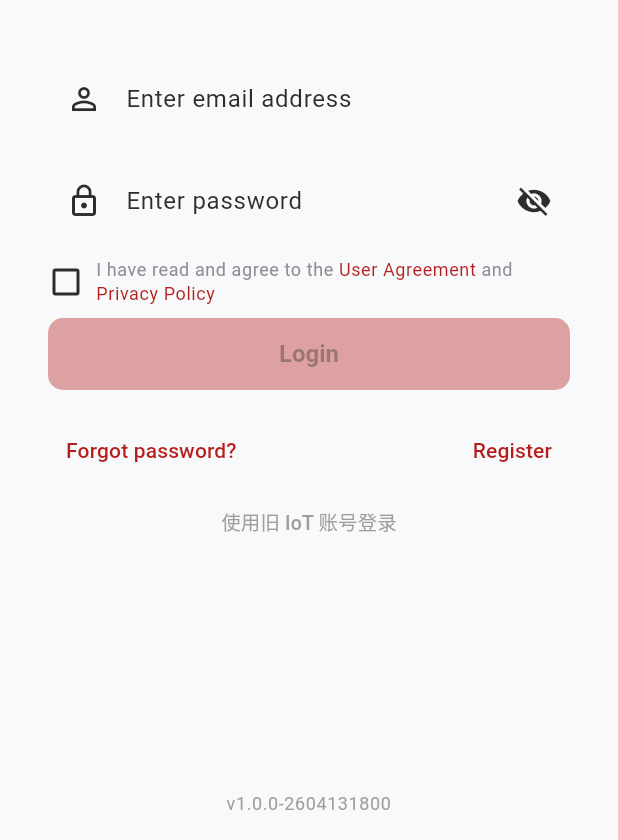
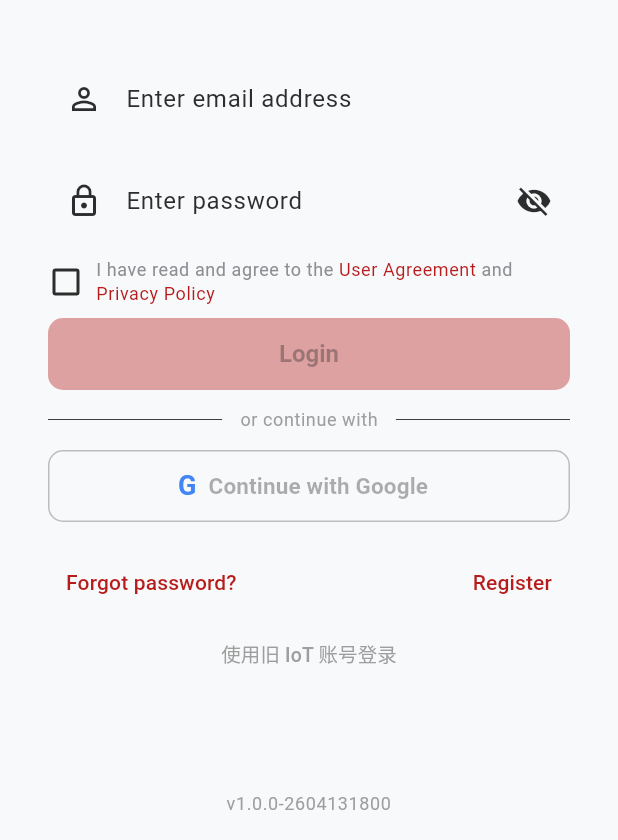
Before and after one commit to sentino-jp/sentino-app-sample, a Flutter app: the screen it shows after launch, after a tap on "使用旧 IoT 账号登录", after a tap on "返回 CouCou 账号登录", on a phone screen of 412 x 824 dp, the part 396-1236 px from its top. Run offline on Flutter 3.47's test engine with Material 3 defaults, Android fonts, the phone set to English and light mode, and no system bars; our stand-ins replace device_info_plus, dio, flutter_blue_plus, go_router, google_sign_in, image_picker and 3 more; missing offline and left inert: app_settings, mobile_scanner, mqtt_client; accounts and stored records are empty; network calls fail.

Commit message:
feat: integrate native Google sign-in functionality
- Added support for Google native login in AuthProvider, allowing users to authenticate using their Google accounts.
- Implemented oauthNative method in CoucouApi to handle the exchange of id_token for a session.
- Enhanced AuthService to manage the Google login process, including automatic account binding for first-time users.
- Introduced NativeOAuthClient interface and PlatformNativeOAuthClient implementation for platform-specific login handling.
- Updated AppConfig with necessary Google client IDs and configurations for both Android and iOS.
- Created comprehensive tests for the Google sign-in flow, ensuring proper handling of various scenarios including cancellations and binding.
- Documented the setup process for Google sign-in integration in a new markdown file.

```diff
--- a/lib/l10n/app_en.arb
+++ b/lib/l10n/app_en.arb
@@ -227,5 +227,7 @@
   "chatHistory": "Chat History",
   "noConversation": "No conversation history",
   "you": "You",
-  "assistant": "Assistant"
+  "assistant": "Assistant",
+  "orContinueWith": "or continue with",
+  "continueWithGoogle": "Continue with Google"
 }
--- a/lib/l10n/app_ja.arb
+++ b/lib/l10n/app_ja.arb
@@ -227,5 +227,7 @@
   "chatHistory": "チャット履歴",
   "noConversation": "会話履歴なし",
   "you": "あなた",
-  "assistant": "アシスタント"
+  "assistant": "アシスタント",
+  "orContinueWith": "または以下で続行",
+  "continueWithGoogle": "Google でログイン"
 }
--- a/lib/l10n/app_localizations.dart
+++ b/lib/l10n/app_localizations.dart
@@ -1443,6 +1443,18 @@ abstract class AppLocalizations {
   /// In zh, this message translates to:
   /// **'智能体'**
   String get assistant;
+
+  /// No description provided for @orContinueWith.
+  ///
+  /// In zh, this message translates to:
+  /// **'或使用以下方式'**
+  String get orContinueWith;
+
+  /// No description provided for @continueWithGoogle.
+  ///
+  /// In zh, this message translates to:
+  /// **'使用 Google 账号登录'**
+  String get continueWithGoogle;
 }
 
 class _AppLocalizationsDelegate
--- a/lib/l10n/app_localizations_en.dart
+++ b/lib/l10n/app_localizations_en.dart
@@ -697,4 +697,10 @@ class AppLocalizationsEn extends AppLocalizations {
 
   @override
   String get assistant => 'Assistant';
+
+  @override
+  String get orContinueWith => 'or continue with';
+
+  @override
+  String get continueWithGoogle => 'Continue with Google';
 }
--- a/lib/l10n/app_localizations_ja.dart
+++ b/lib/l10n/app_localizations_ja.dart
@@ -691,4 +691,10 @@ class AppLocalizationsJa extends AppLocalizations {
 
   @override
   String get assistant => 'アシスタント';
+
+  @override
+  String get orContinueWith => 'または以下で続行';
+
+  @override
+  String get continueWithGoogle => 'Google でログイン';
 }
--- a/lib/l10n/app_localizations_zh.dart
+++ b/lib/l10n/app_localizations_zh.dart
@@ -690,4 +690,10 @@ class AppLocalizationsZh extends AppLocalizations {
 
   @override
   String get assistant => '智能体';
+
+  @override
+  String get orContinueWith => '或使用以下方式';
+
+  @override
+  String get continueWithGoogle => '使用 Google 账号登录';
 }
--- a/lib/l10n/app_zh.arb
+++ b/lib/l10n/app_zh.arb
@@ -262,5 +262,7 @@
   "chatHistory": "对话历史",
   "noConversation": "暂无对话记录",
   "you": "你",
-  "assistant": "智能体"
+  "assistant": "智能体",
+  "orContinueWith": "或使用以下方式",
+  "continueWithGoogle": "使用 Google 账号登录"
 }
--- a/lib/pages/auth/login_page.dart
+++ b/lib/pages/auth/login_page.dart
@@ -28,6 +28,10 @@ class _LoginPageState extends State<LoginPage> {
   // 登录模式：coucou（dragonflow 统一账号，默认）| cetus（旧 IoT 账号，原方案不变）
   String _loginMode = 'coucou';
 
+  /// Google 登录在本平台是否可用。取决于运行平台，一次求值即可（build 期不会变）。
+  late final bool _googleAvailable =
+      context.read<AuthProvider>().isGoogleSignInAvailable;
+
   @override
   void dispose() {
     _uidController.dispose();
@@ -46,6 +50,14 @@ class _LoginPageState extends State<LoginPage> {
         ? await auth.loginCoucou(_uidController.text.trim(), _passwordController.text)
         : await auth.login(_uidController.text.trim(), _passwordController.text,
             AppConfig.defaultAreaCode, AppConfig.defaultCountryKey);
+    if (ok && mounted) context.go(AppRoutes.home);
+  }
+
+  /// Google 登录：系统级 SDK 直出 id_token → 后端验签建 coucou 会话。
+  /// 与账密登录同样受隐私勾选门禁（合规要求一致，不因入口不同放宽）。
+  Future<void> _handleGoogleLogin() async {
+    final auth = context.read<AuthProvider>();
+    final ok = await auth.loginWithGoogle();
     if (ok && mounted) context.go(AppRoutes.home);
   }
 
@@ -192,6 +204,54 @@ class _LoginPageState extends State<LoginPage> {
                   onPressed: _canSubmit ? _handleLogin : null,
                 );
               }),
+              // Google 登录只在 coucou 模式给：它换回的是 dragonflow 会话，
+              // 旧 IoT(cetus) 账号体系没有对应的三方登录端点。
+              // 平台不支持时（web/desktop，或非 Android/iOS）隐藏而非置灰——点了也没面板可弹。
+              if (_loginMode == 'coucou' && _googleAvailable) ...[
+                const SizedBox(height: 12),
+                Row(children: [
+                  const Expanded(child: Divider()),
+                  Padding(
+                    padding: const EdgeInsets.symmetric(horizontal: 12),
+                    child: Text(l.orContinueWith,
+                        style: Theme.of(context)
+                            .textTheme
+                            .bodySmall
+                            ?.copyWith(color: Colors.grey)),
+                  ),
+                  const Expanded(child: Divider()),
+                ]),
+                const SizedBox(height: 12),
+                Consumer<AuthProvider>(builder: (context, auth, _) {
+                  return SizedBox(
+                    width: double.infinity,
+                    height: 48,
+                    child: OutlinedButton.icon(
+                      // 隐私勾选未打钩时禁用，与账密登录同一门禁。
+                      onPressed: (_agreePrivacy && !auth.isLoading)
+                          ? _handleGoogleLogin
+                          : null,
+                      // 与 coucou-mobile 同款文字 G 标（Google 蓝），不引额外图片资源。
+                      icon: const Text('G',
+                          style: TextStyle(
+                              fontSize: 18,
+                              fontWeight: FontWeight.w700,
+                              color: Color(0xFF4285F4))),
+                      label: Text(l.continueWithGoogle,
+                          style: const TextStyle(
+                              fontSize: 15, fontWeight: FontWeight.w600)),
+                      style: OutlinedButton.styleFrom(
+                        foregroundColor:
+                            Theme.of(context).colorScheme.onSurface,
+                        side: BorderSide(color: Colors.grey.shade400),
+                        shape: RoundedRectangleBorder(
+                          borderRadius: BorderRadius.circular(10),
+                        ),
+                      ),
+                    ),
+                  );
+                }),
+              ],
               const SizedBox(height: 16),
               // 注册 / 忘记密码：两模式都显示。把当前登录模式透传给目标页（extra），
               // 决定其走 dragonflow 前置码流（coucou）还是 cetus 旧实现——注册/找回时用户未登录，
--- /dev/null
+++ b/lib/services/native_oauth_client.dart
@@ -0,0 +1,137 @@
+import 'dart:convert';
+import 'dart:io' show Platform;
+import 'dart:math';
+
+import 'package:google_sign_in/google_sign_in.dart';
+
+import '../utils/app_config.dart';
+
+/// 一次原生三方登录换回的身份凭据（转交后端验签换会话）。
+class NativeCredential {
+  /// Google 的 `idToken`（Apple 接入后为 `identityToken`）。
+  final String idToken;
+
+  /// 本次登录的**原始** nonce（未哈希）。服务端按 provider 各自算期望值比对。
+  final String nonce;
+
+  /// Apple 仅**首次**授权返回姓名且不在 id_token 内 → 转交服务端兜底建档。
+  /// Google 的 name 在 id_token 里，恒为 null。
+  final String? fullName;
+
+  const NativeCredential({
+    required this.idToken,
+    required this.nonce,
+    this.fullName,
+  });
+}
+
+/// 用户在系统授权面板上取消。
+///
+/// 与「登录失败」区分：取消是正常操作，登录页只提示「已取消」而非报错。
+class NativeOAuthCancelled implements Exception {
+  const NativeOAuthCancelled();
+
+  @override
+  String toString() => 'Native sign-in cancelled by user';
+}
+
+/// 该 provider 在当前平台/设备上走不了原生流程（无 SDK、或设备缺底层认证服务）。
+class NativeOAuthUnsupported implements Exception {
+  final String provider;
+
+  const NativeOAuthUnsupported(this.provider);
+
+  @override
+  String toString() => 'Native sign-in unsupported for provider: $provider';
+}
+
+/// 原生登录在 SDK 层失败（非用户取消）。[code] 仅用于日志/排查，不直接展示。
+class NativeOAuthFailure implements Exception {
+  final String code;
+
+  const NativeOAuthFailure(this.code);
+
+  @override
+  String toString() => 'Native sign-in failed: $code';
+}
+
+/// 系统级登录 API 的注入缝（生产走 Google SDK；测试注入假实现）。
+abstract class NativeOAuthClient {
+  /// 该 provider 在**当前平台**能否走原生流程。
+  bool supports(String provider);
+
+  /// 拉起系统授权面板。
+  /// 取消抛 [NativeOAuthCancelled]，不支持抛 [NativeOAuthUnsupported]，
+  /// 其余 SDK 错误抛 [NativeOAuthFailure]。
+  Future<NativeCredential> signIn(String provider);
+}
+
+/// 生产实现：Android → Credential Manager；iOS → GIDSignIn。
+///
+/// 各平台的**真实**形态（别抱错预期）：
+/// - **Android**：`CredentialManager` + `GetSignInWithGoogleOption`，系统账号底部弹窗，全程无浏览器；
+/// - **iOS**：GIDSignIn 内部仍是 `ASWebAuthenticationSession`——Google 自家强制要求，无 SDK 能绕开。
+///   相较网页流的收益是省掉服务端 authorize→callback 两跳、直接拿 id_token，不再经 custom scheme 回跳；
+/// - 其余平台（web/desktop）不支持 → [supports] 恒 false，登录页据此隐藏按钮。
+class PlatformNativeOAuthClient implements NativeOAuthClient {
+  static const String providerGoogle = 'google';
+
+  const PlatformNativeOAuthClient();
+
+  @override
+  bool supports(String provider) {
+    if (provider != providerGoogle) return false;
+    return Platform.isAndroid || Platform.isIOS || Platform.isMacOS;
+  }
+
+  @override
+  Future<NativeCredential> signIn(String provider) {
+    if (!supports(provider)) throw NativeOAuthUnsupported(provider);
+    return _signInWithGoogle(_generateNonce());
+  }
+
+  Future<NativeCredential> _signInWithGoogle(String nonce) async {
+    try {
+      // nonce 是 initialize 级参数（SDK 未开放 per-authenticate 传入），所以每次登录前
+      // 重新 initialize 以换取**每次不同**的 nonce（防重放）。这是安全的：两个移动平台的
+      // init() 都只是赋值字段，不会重复订阅事件流。
+      await GoogleSignIn.instance.initialize(
+        // iOS 留空则由 SDK 读 Info.plist 的 GIDClientID（那里还要配 URL scheme，
+        // 以 Info.plist 为单一来源，避免两处分填写歪一处）。
+        clientId: _nullIfEmpty(AppConfig.googleIosClientId),
+        serverClientId: _nullIfEmpty(AppConfig.googleServerClientId),
+        nonce: nonce,
+      );
+      final account = await GoogleSignIn.instance.authenticate();
+      final idToken = account.authentication.idToken;
+      if (idToken == null || idToken.isEmpty) {
+        throw const NativeOAuthFailure('google_missing_id_token');
+      }
+      return NativeCredential(idToken: idToken, nonce: nonce);
+    } on GoogleSignInException catch (e) {
+      if (e.code == GoogleSignInExceptionCode.canceled ||
+          e.code == GoogleSignInExceptionCode.interrupted) {
+        throw const NativeOAuthCancelled();
+      }
+      if (e.code == GoogleSignInExceptionCode.providerConfigurationError) {
+        // 底层认证 SDK 不可用——设备没有 Google Play 服务（华为、部分国产 ROM、
+        // 无 GApps 的模拟器）。Credential Manager **不会**自己退回浏览器，
+        // 这些设备就是登不了 Google，如实告知调用方。
+        //
+        // 注意不含 clientConfigurationError（少配 serverClientId / SHA-1 未登记之类）：
+        // 那是构建配置错误，必须炸出来，不能和「设备不支持」混为一谈。
+        throw const NativeOAuthUnsupported(providerGoogle);
+      }
+      throw NativeOAuthFailure('google_${e.code.name}');
+    }
+  }
+
+  static String? _nullIfEmpty(String value) => value.isEmpty ? null : value;
+
+  /// 每次登录一枚随机 nonce（防重放）。用密码学安全随机源。
+  static String _generateNonce([int length = 32]) {
+    final random = Random.secure();
+    final bytes = List<int>.generate(length, (_) => random.nextInt(256));
+    return base64UrlEncode(bytes).replaceAll('=', '');
+  }
+}
--- a/lib/utils/app_config.dart
+++ b/lib/utils/app_config.dart
@@ -14,6 +14,33 @@ class AppConfig {
   /// coucou-server（dragonflow）基础地址：coucou 账号登录 + 旧 IoT 认证关联。
   /// stage=api-coucou-stage.sentino.jp；prod=api.coucou.fun（发版时切）。
   static const String coucouBaseUrl = 'https://api.coucou.fun';
+
+  /// Google 原生登录（Android Credential Manager）传给 SDK 的 `serverClientId`
+  /// —— 是后端那条 **web** client id，不是 Android 那条。
+  /// Credential Manager 按它签发 id_token，故 Android 侧 token 的 `aud` 即此值，
+  /// 必须在后端 `GOOGLE_NATIVE_AUDIENCES` 白名单里，否则端点 400。
+  ///
+  /// ⚠️ 内置默认值而非要求构建参数：SDK 拿不到 serverClientId 会直接返回
+  /// `MISSING_SERVER_CLIENT_ID`，**账号弹窗根本不出现**，表现为「Google 登录坏了而其余功能正常」，
+  /// 极难排查。client id 是公开标识符（每个 authorize URL 里都有），入库无风险。
+  ///
+  /// 默认值对应 [coucouBaseUrl] 所指的生产环境，取自线上实测（不是从后端配置文件推断——
+  /// 仓库里的默认值与生产实际使用的并非同一条）：
+  /// `curl -sSI "https://api.coucou.fun/api/coucou/auth/oauth2/authorize/google?client=app" | grep -i location`
+  /// 切 stage 时用 `--dart-define=GOOGLE_SERVER_CLIENT_ID=...` 覆盖。
+  static const String googleServerClientId = String.fromEnvironment(
+    'GOOGLE_SERVER_CLIENT_ID',
+    defaultValue: '557967398436-e65varfina5gg6f4b4q16k5bcr2vcd7j'
+        '.apps.googleusercontent.com',
+  );
+
+  /// iOS 的 Google OAuth client id（bundle `jp.sentino.general` 那条，与上面 web 的不同）。
+  /// iOS 上 GIDSignIn 签发的 id_token `aud` 是这条，也要登记进后端 `GOOGLE_NATIVE_AUDIENCES`。
+  ///
+  /// 留空 = 回退读 `Info.plist` 的 `GIDClientID`（由 xcconfig 的 `GOOGLE_IOS_CLIENT_ID` 注入）。
+  /// iOS 侧以 Info.plist 为准：URL scheme 也必须在那里配，两处分开填必然写歪一处。
+  static const String googleIosClientId =
+      String.fromEnvironment('GOOGLE_IOS_CLIENT_ID');
 
   /// 客户端标识符，格式: base64(clientId:clientSecret)
   static const String clientId =
--- a/pubspec.yaml
+++ b/pubspec.yaml
@@ -27,6 +27,7 @@ dependencies:
   url_launcher: ^6.3.1
   mqtt_client: ^10.6.0
   crypto: ^3.0.6
+  google_sign_in: ^7.2.0
   audioplayers: ^6.1.0
   permission_handler: ^11.3.1
   app_settings: ^5.1.1
```
Also changed, not shown: lib/providers/auth_provider.dart (+35 -0 lines), lib/repositories/api/coucou_api.dart (+105 -0 lines), lib/services/auth_service.dart (+51 -1 lines), pubspec.lock, 5 other files.
